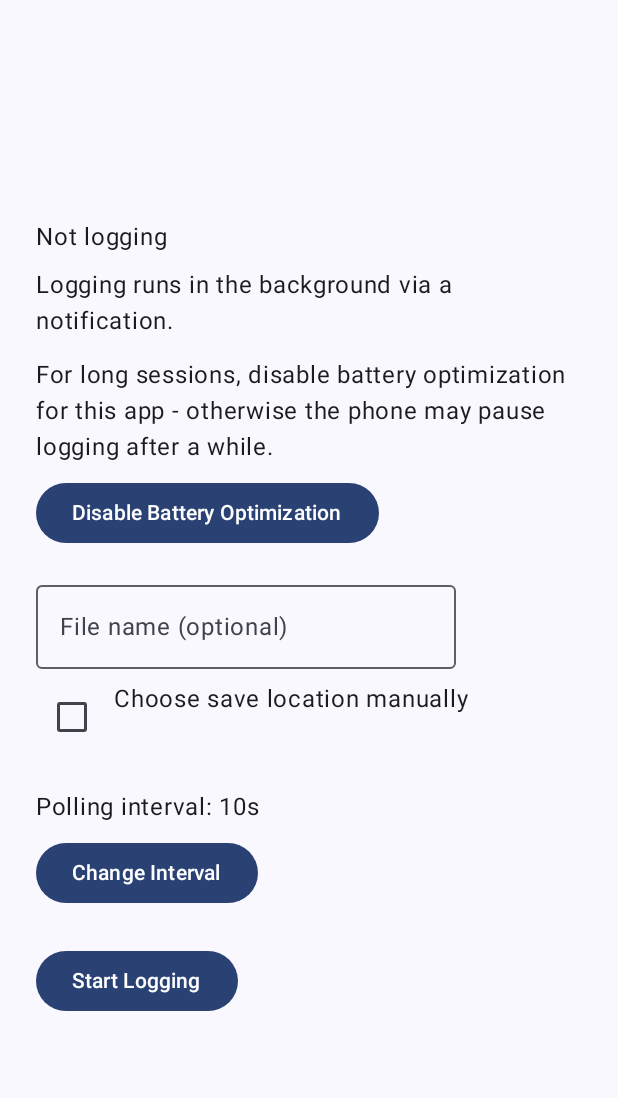
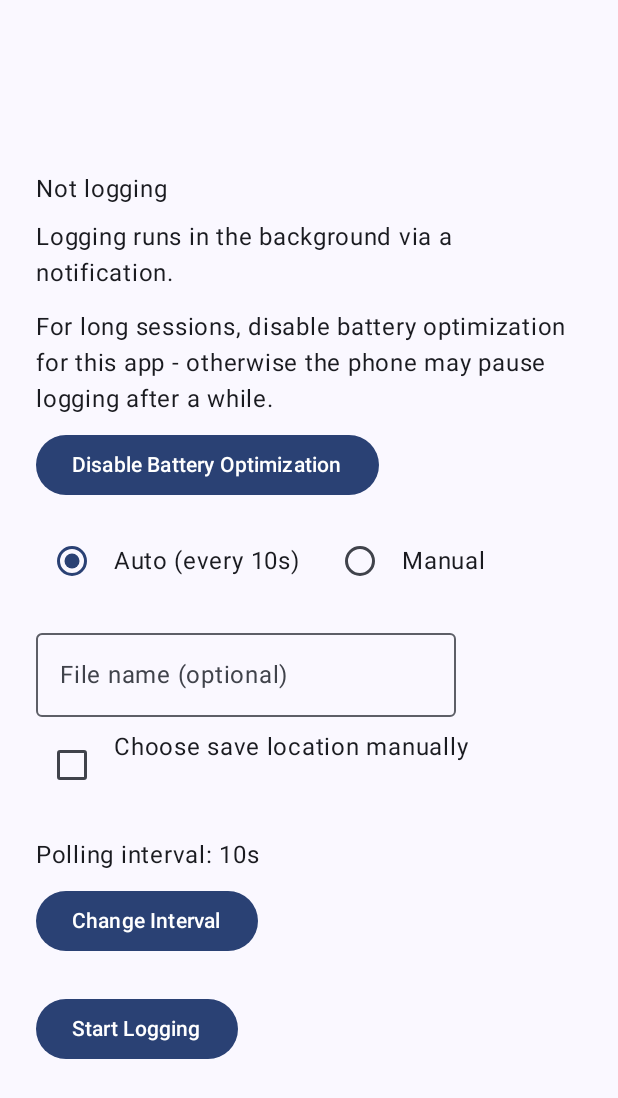
Before and after one commit to Deep-Saha1925/GPS_Logger, an Android app built with Jetpack Compose: the screen it shows after launch (MainActivity), on a phone screen of 412 x 824 dp. Shown: the top 1098 px of the screen. Run offline under Robolectric (Android 15) with nearby library versions, the phone set to English and light mode, and no system bars.

Commit message:
Updating MainActivity.kt file handling edge case

```diff
--- a/app/src/main/java/com/deep/gpslogger/MainActivity.kt
+++ b/app/src/main/java/com/deep/gpslogger/MainActivity.kt
@@ -19,12 +19,16 @@ import androidx.compose.foundation.layout.Row
 import androidx.compose.foundation.layout.fillMaxSize
 import androidx.compose.foundation.layout.padding
 import androidx.compose.material3.Button
+import androidx.compose.material3.AlertDialog
 import androidx.compose.material3.Checkbox
 import androidx.compose.material3.DropdownMenu
 import androidx.compose.material3.DropdownMenuItem
 import androidx.compose.material3.OutlinedTextField
+import androidx.compose.material3.RadioButton
 import androidx.compose.material3.Surface
 import androidx.compose.material3.Text
+import androidx.compose.material3.TextButton
+import androidx.compose.runtime.collectAsState
 import androidx.compose.runtime.getValue
 import androidx.compose.runtime.mutableStateOf
 import androidx.compose.runtime.remember
@@ -43,6 +47,9 @@ class MainActivity : ComponentActivity() {
     private var selectedIntervalSeconds = mutableStateOf(10)
     private var userFileNameInput = mutableStateOf("")
     private var useCustomLocation = mutableStateOf(false)
+    private var manualMode = mutableStateOf(false)
+    private var showNameDialog = mutableStateOf(false)
+    private var manualNameInput = mutableStateOf("")
 
     private val intervalOptions = listOf(5, 10, 30, 60)
 
@@ -136,8 +143,14 @@ class MainActivity : ComponentActivity() {
                         val interval by selectedIntervalSeconds
                         val fileNameInput by userFileNameInput
                         val customLocation by useCustomLocation
+                        val manual by manualMode
+                        val nameDialogOpen by showNameDialog
+                        val manualName by manualNameInput
+                        val manualFeedback by LocationLoggingService.manualFeedback.collectAsState()
 
                         var expanded by remember { mutableStateOf(false) }
+
+
 
                         Text(text = status)
                         Text(
@@ -160,6 +173,19 @@ class MainActivity : ComponentActivity() {
                         }
 
                         if (!logging) {
+                            Row(modifier = Modifier.padding(top = 16.dp)) {
+                                RadioButton(selected = !manual, onClick = { manualMode.value = false })
+                                Text(
+                                    text = "Auto (every ${interval}s)",
+                                    modifier = Modifier.padding(start = 4.dp, end = 16.dp, top = 12.dp)
+                                )
+                                RadioButton(selected = manual, onClick = { manualMode.value = true })
+                                Text(
+                                    text = "Manual",
+                                    modifier = Modifier.padding(start = 4.dp, top = 12.dp)
+                                )
+                            }
+
                             OutlinedTextField(
                                 value = fileNameInput,
                                 onValueChange = { userFileNameInput.value = it },
@@ -180,6 +206,7 @@ class MainActivity : ComponentActivity() {
                             }
                         }
 
+                        if (!manual) {
                             Text(text = "Polling interval: ${interval}s", modifier = Modifier.padding(top = 24.dp))
 
                             Button(onClick = { expanded = true }, modifier = Modifier.padding(top = 8.dp)) {
@@ -194,6 +221,22 @@ class MainActivity : ComponentActivity() {
                                             expanded = false
                                         }
                                     )
+                                }
+                            }
+                        }
+
+                        if (logging && manual) {
+                            Button(
+                                onClick = {
+                                    manualNameInput.value = ""
+                                    showNameDialog.value = true
+                                },
+                                modifier = Modifier.padding(top = 24.dp)
+                            ) {
+                                Text("LOG CURRENT LOC")
+                            }
+                            if (manualFeedback.isNotBlank()) {
+                                Text(text = manualFeedback, modifier = Modifier.padding(top = 8.dp))
                             }
                         }
 
@@ -225,7 +268,12 @@ class MainActivity : ComponentActivity() {
         super.onResume()
         isLogging.value = LocationLoggingService.isRunning
         if (LocationLoggingService.isRunning) {
-            statusText.value = "Logging every ${selectedIntervalSeconds.value}s... (${LocationLoggingService.rowCount} rows)"
+            manualMode.value = LocationLoggingService.isManualMode
+            statusText.value = if (LocationLoggingService.isManualMode) {
+                "Manual session active (${LocationLoggingService.rowCount} points logged)"
+            } else {
+                "Logging every ${selectedIntervalSeconds.value}s... (${LocationLoggingService.rowCount} rows)"
+            }
         }
     }
 
@@ -277,13 +325,26 @@ class MainActivity : ComponentActivity() {
             action = LocationLoggingService.ACTION_START
             putExtra(LocationLoggingService.EXTRA_INTERVAL_SECONDS, selectedIntervalSeconds.value)
             putExtra(LocationLoggingService.EXTRA_FILE_NAME, sanitizedFileName())
+            putExtra(LocationLoggingService.EXTRA_MANUAL_MODE, manualMode.value)
             if (uriString != null) {
                 putExtra(LocationLoggingService.EXTRA_CUSTOM_URI, uriString)
             }
         }
         ContextCompat.startForegroundService(this, intent)
         isLogging.value = true
-        statusText.value = "Logging started in background."
+        statusText.value = if (manualMode.value) {
+            "Manual session started. Tap LOG CURRENT LOC at each point."
+        } else {
+            "Logging started in background."
+        }
+    }
+
+    private fun logCurrentLocation(name: String) {
+        val intent = Intent(this, LocationLoggingService::class.java).apply {
+            action = LocationLoggingService.ACTION_LOG_MANUAL
+            putExtra(LocationLoggingService.EXTRA_STOP_NAME, name)
+        }
+        startService(intent)
     }
 
     private fun stopService() {
```
Lines whose indentation alone changed are shown as unchanged.
